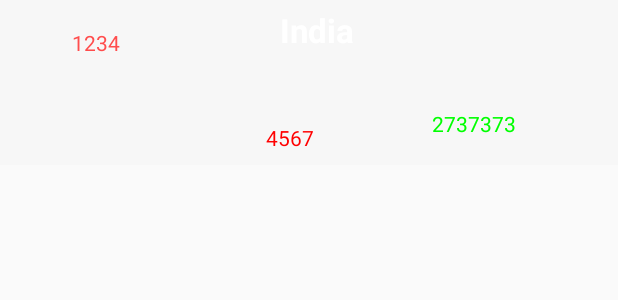
After one commit to promodkumarCM/CovidTracker, an Android app: the layout country_list.xml on its own in the app's theme, with its tools: preview values and no code run, on a phone screen of 412 x 824 dp. The commit adds this screen. Shown: the top 300 px of the screen. Run offline under Robolectric (Android 15) with nearby library versions, the phone set to English and light mode, and no system bars; network calls fail.

Commit message:
Completed *Listing countries based on the data *basic design *tried to put the map Need to do *Design the app *Change fragment Overlap *if it is possible add daily no of affected and no of death with country list

```diff
--- a/app/src/main/AndroidManifest.xml
+++ b/app/src/main/AndroidManifest.xml
@@ -3,6 +3,8 @@
     package="nl.psdcompany.duonavigationdrawer.example">
 
     <uses-permission android:name="android.permission.INTERNET" />
+    <uses-permission android:name="android.permission.WRITE_EXTERNAL_STORAGE" />
+    <uses-permission android:name="android.permission.READ_EXTERNAL_STORAGE" />
     <application
         android:allowBackup="true"
         android:icon="@mipmap/ic_launcher"
@@ -15,6 +17,10 @@
                 <action android:name="android.intent.action.MAIN"/>
                 <category android:name="android.intent.category.LAUNCHER"/>
             </intent-filter>
+
+        </activity>
+        <activity android:name=".ChoroplethMapActivity">
+
         </activity>
     </application>
 </manifest>
--- /dev/null
+++ b/app/src/main/res/drawable/divider.xml
@@ -0,0 +1,5 @@
+<shape xmlns:android="http://schemas.android.com/apk/res/android"
+    android:shape="rectangle">
+    <solid android:color="#fff"/>
+    <size android:height="0.5dp"/>
+</shape>
--- /dev/null
+++ b/app/src/main/res/layout/country_list.xml
@@ -0,0 +1,99 @@
+<?xml version="1.0" encoding="utf-8"?>
+<androidx.constraintlayout.widget.ConstraintLayout
+    xmlns:android="http://schemas.android.com/apk/res/android"
+    xmlns:app="http://schemas.android.com/apk/res-auto"
+    xmlns:tools="http://schemas.android.com/tools"
+    android:layout_width="match_parent"
+    android:layout_height="110dp"
+    android:background="@color/cardview_shadow_end_color">
+
+    <ImageView
+        android:id="@+id/ivCountryFlag"
+        android:layout_width="87dp"
+        android:layout_height="55dp"
+        android:layout_marginBottom="593dp"
+        android:layout_marginEnd="282dp"
+        android:layout_marginLeft="1dp"
+        android:layout_marginRight="282dp"
+        android:layout_marginStart="1dp"
+        android:layout_marginTop="10dp"
+        app:layout_constraintBottom_toBottomOf="parent"
+        app:layout_constraintEnd_toEndOf="parent"
+        app:layout_constraintHorizontal_bias="0.0"
+        app:layout_constraintStart_toStartOf="parent"
+        app:layout_constraintTop_toTopOf="parent"
+        app:layout_constraintVertical_bias="0.0"
+        tools:srcCompat="@tools:sample/avatars" />
+
+    <TextView
+        android:id="@+id/tvCountryName"
+        android:layout_width="wrap_content"
+        android:layout_height="wrap_content"
+        android:layout_marginBottom="34dp"
+        android:layout_marginEnd="185dp"
+        android:layout_marginLeft="107dp"
+        android:layout_marginRight="185dp"
+        android:layout_marginStart="107dp"
+        android:layout_marginTop="26dp"
+        android:text="India"
+        android:textColor="#ffff"
+        android:textStyle="bold"
+        android:textSize="22dp"
+        android:textAppearance="?android:attr/textAppearanceLarge"
+        app:layout_constraintBottom_toTopOf="@+id/tvDead"
+        app:layout_constraintEnd_toEndOf="parent"
+        app:layout_constraintStart_toEndOf="@+id/ivCountryFlag"
+        app:layout_constraintTop_toTopOf="parent" />
+
+    <TextView
+        android:id="@+id/tvAffected"
+        android:layout_width="wrap_content"
+        android:layout_height="wrap_content"
+        android:layout_marginBottom="22dp"
+        android:layout_marginEnd="77dp"
+        android:layout_marginLeft="115dp"
+        android:layout_marginRight="77dp"
+        android:layout_marginStart="115dp"
+        android:layout_marginTop="14dp"
+        android:text="1234"
+        android:textColor=" #ff4d4d"
+        app:layout_constraintBottom_toBottomOf="parent"
+        app:layout_constraintEnd_toStartOf="@+id/tvDead"
+        app:layout_constraintStart_toStartOf="parent"
+        app:layout_constraintTop_toBottomOf="@+id/ivCountryFlag" />
+
+    <TextView
+        android:id="@+id/tvDead"
+        android:layout_width="wrap_content"
+        android:layout_height="wrap_content"
+        android:layout_marginBottom="30dp"
+        android:layout_marginEnd="35dp"
+        android:layout_marginLeft="20dp"
+        android:layout_marginRight="35dp"
+        android:layout_marginStart="20dp"
+        android:layout_marginTop="13dp"
+        android:text="4567"
+        android:textColor="#ff0000"
+        app:layout_constraintBottom_toBottomOf="parent"
+        app:layout_constraintEnd_toStartOf="@+id/tvRecovered"
+        app:layout_constraintStart_toEndOf="@+id/tvAffected"
+        app:layout_constraintTop_toBottomOf="@+id/tvCountryName" />
+
+    <TextView
+        android:id="@+id/tvRecovered"
+        android:layout_width="wrap_content"
+        android:layout_height="wrap_content"
+        android:layout_marginBottom="27dp"
+        android:layout_marginEnd="135dp"
+        android:layout_marginLeft="43dp"
+        android:layout_marginRight="135dp"
+        android:layout_marginStart="43dp"
+        android:layout_marginTop="81dp"
+        android:text="2737373"
+        android:textColor="#00ff00"
+        app:layout_constraintBottom_toBottomOf="parent"
+        app:layout_constraintEnd_toEndOf="parent"
+        app:layout_constraintStart_toEndOf="@+id/tvDead"
+        app:layout_constraintTop_toTopOf="parent" />
+
+</androidx.constraintlayout.widget.ConstraintLayout>
--- a/app/src/main/res/layout/fragment_country.xml
+++ b/app/src/main/res/layout/fragment_country.xml
@@ -4,7 +4,7 @@
     android:layout_width="match_parent"
     android:layout_height="match_parent"
     android:background="@color/colorPrimary"
-    tools:context=".ui.country.CountryFragment">
+    tools:context=".country.CovidCountryDetail">
 
     <LinearLayout
         android:id="@+id/linearLayoutTotalCountries"
--- a/duo-navigation-drawer/src/main/res/drawable/duo_shape_rectangled_rounded_color_accent.xml
+++ b/duo-navigation-drawer/src/main/res/drawable/duo_shape_rectangled_rounded_color_accent.xml
@@ -2,7 +2,7 @@
 <selector xmlns:android="http://schemas.android.com/apk/res/android">
     <item>
         <shape android:shape="rectangle">
-            <solid android:color="#9C27B0"/>
+            <solid android:color="#669999"/>
             <corners android:radius="20dp"/>
         </shape>
     </item>
--- a/duo-navigation-drawer/src/main/res/layout/duo_view_footer.xml
+++ b/duo-navigation-drawer/src/main/res/layout/duo_view_footer.xml
@@ -15,7 +15,7 @@
         android:gravity="center"
         android:minWidth="@android:dimen/thumbnail_width"
         android:padding="8dp"
-        android:text="Log Off"
+        android:text="Buy Me a Coffee :)"
         android:textAllCaps="true"
         android:textAppearance="?android:attr/textAppearanceMedium"
         android:textColor="@android:color/white"
--- a/duo-navigation-drawer/src/main/res/layout/duo_view_header.xml
+++ b/duo-navigation-drawer/src/main/res/layout/duo_view_header.xml
@@ -10,7 +10,7 @@
         android:layout_height="wrap_content"
         android:layout_marginLeft="32dp"
         android:layout_marginTop="32dp"
-        android:text="John Doe"
+        android:text="COVID-19"
         android:textAppearance="?android:attr/textAppearanceLarge"
         android:textColor="@android:color/white"
         android:textSize="24sp"
@@ -22,7 +22,6 @@
         android:layout_height="wrap_content"
         android:layout_below="@+id/duo_view_header_text_title"
         android:layout_marginLeft="32dp"
-        android:text="Manager"
         android:textAppearance="?android:attr/textAppearanceMedium"
         android:textColor="@android:color/white"
         android:textStyle="italic"/>
```
Also changed, not shown: app/build.gradle (+5 -2 lines), app/src/main/java/nl/psdcompany/duonavigationdrawer/example/ChoroplethMapActivity.java (added, +177 -0 lines), app/src/main/java/nl/psdcompany/duonavigationdrawer/example/MainActivity.java (+8 -3 lines), app/src/main/java/nl/psdcompany/duonavigationdrawer/example/Others/PublicInformation.java (added, +103 -0 lines), app/src/main/java/nl/psdcompany/duonavigationdrawer/example/country/CountryFragment.java (+22 -2 lines), app/src/main/java/nl/psdcompany/duonavigationdrawer/example/country/CovidCountryAdapter.java (+10 -6 lines), app/src/main/res/layout/activity_chart_common.xml (added, +21 -0 lines), app/src/main/res/layout/item_list_country.xml (+4 -3 lines), app/src/main/res/layout/public_information.xml (added, +26 -0 lines), app/src/main/res/values/strings.xml (+5 -5 lines), 1 other file.
